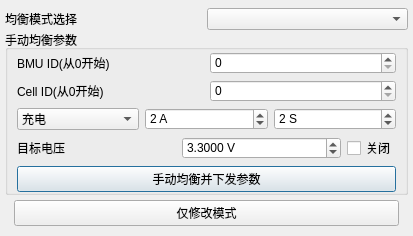
This is models/frmbalancebox/frmbalancebox.ui in Shogpe/bmsTool as Qt 5 draws it before an edit. The edited form follows.
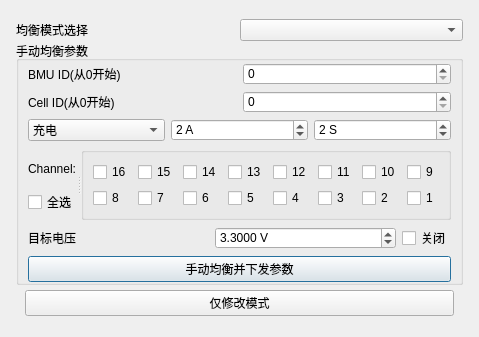
This is the edited form.

The edit to the form file:
```diff
--- a/models/frmbalancebox/frmbalancebox.ui
+++ b/models/frmbalancebox/frmbalancebox.ui
@@ -9,8 +9,8 @@
    <rect>
     <x>0</x>
     <y>0</y>
-    <width>413</width>
-    <height>214</height>
+    <width>449</width>
+    <height>304</height>
    </rect>
   </property>
   <property name="sizePolicy">
@@ -20,25 +20,13 @@
    </sizepolicy>
   </property>
   <layout class="QHBoxLayout" name="horizontalLayout">
-   <property name="spacing">
-    <number>0</number>
-   </property>
-   <property name="leftMargin">
-    <number>0</number>
-   </property>
-   <property name="topMargin">
-    <number>0</number>
-   </property>
-   <property name="rightMargin">
-    <number>0</number>
-   </property>
-   <property name="bottomMargin">
-    <number>0</number>
+   <property name="sizeConstraint">
+    <enum>QLayout::SetFixedSize</enum>
    </property>
    <item>
     <widget class="QGroupBox" name="groupBox">
      <property name="sizePolicy">
-      <sizepolicy hsizetype="Expanding" vsizetype="Preferred">
+      <sizepolicy hsizetype="Preferred" vsizetype="Preferred">
        <horstretch>0</horstretch>
        <verstretch>0</verstretch>
       </sizepolicy>
@@ -143,6 +131,12 @@
               </property>
               <item>
                <widget class="QLabel" name="label_3">
+                <property name="sizePolicy">
+                 <sizepolicy hsizetype="Preferred" vsizetype="Fixed">
+                  <horstretch>0</horstretch>
+                  <verstretch>0</verstretch>
+                 </sizepolicy>
+                </property>
                 <property name="text">
                  <string>BMU ID(从0开始)</string>
                 </property>
@@ -151,7 +145,7 @@
               <item>
                <widget class="QSpinBox" name="BmuID1">
                 <property name="sizePolicy">
-                 <sizepolicy hsizetype="Minimum" vsizetype="Fixed">
+                 <sizepolicy hsizetype="Preferred" vsizetype="Fixed">
                   <horstretch>0</horstretch>
                   <verstretch>0</verstretch>
                  </sizepolicy>
@@ -178,6 +172,12 @@
               </property>
               <item>
                <widget class="QLabel" name="label">
+                <property name="sizePolicy">
+                 <sizepolicy hsizetype="Preferred" vsizetype="Fixed">
+                  <horstretch>0</horstretch>
+                  <verstretch>0</verstretch>
+                 </sizepolicy>
+                </property>
                 <property name="text">
                  <string>Cell ID(从0开始)</string>
                 </property>
@@ -186,7 +186,7 @@
               <item>
                <widget class="QSpinBox" name="CellID">
                 <property name="sizePolicy">
-                 <sizepolicy hsizetype="Minimum" vsizetype="Fixed">
+                 <sizepolicy hsizetype="Preferred" vsizetype="Fixed">
                   <horstretch>0</horstretch>
                   <verstretch>0</verstretch>
                  </sizepolicy>
@@ -231,7 +231,7 @@
               <item>
                <widget class="QDoubleSpinBox" name="doubleI">
                 <property name="sizePolicy">
-                 <sizepolicy hsizetype="Minimum" vsizetype="Fixed">
+                 <sizepolicy hsizetype="Preferred" vsizetype="Fixed">
                   <horstretch>0</horstretch>
                   <verstretch>0</verstretch>
                  </sizepolicy>
@@ -256,7 +256,7 @@
               <item>
                <widget class="QSpinBox" name="time">
                 <property name="sizePolicy">
-                 <sizepolicy hsizetype="Minimum" vsizetype="Fixed">
+                 <sizepolicy hsizetype="Preferred" vsizetype="Fixed">
                   <horstretch>0</horstretch>
                   <verstretch>0</verstretch>
                  </sizepolicy>
@@ -278,6 +278,162 @@
              </layout>
             </widget>
            </item>
+           <item>
+            <widget class="QSplitter" name="splitter_manual_V460">
+             <property name="sizePolicy">
+              <sizepolicy hsizetype="Preferred" vsizetype="Preferred">
+               <horstretch>0</horstretch>
+               <verstretch>0</verstretch>
+              </sizepolicy>
+             </property>
+             <property name="orientation">
+              <enum>Qt::Horizontal</enum>
+             </property>
+             <widget class="QWidget" name="layoutWidget">
+              <layout class="QVBoxLayout" name="verticalLayout_2">
+               <property name="topMargin">
+                <number>6</number>
+               </property>
+               <property name="bottomMargin">
+                <number>6</number>
+               </property>
+               <item>
+                <widget class="QLabel" name="label_20">
+                 <property name="text">
+                  <string>Channel:</string>
+                 </property>
+                </widget>
+               </item>
+               <item>
+                <widget class="QCheckBox" name="cb_manual_AllSelect">
+                 <property name="text">
+                  <string>全选</string>
+                 </property>
+                </widget>
+               </item>
+              </layout>
+             </widget>
+             <widget class="QGroupBox" name="gb_Manual_Channel">
+              <property name="title">
+               <string/>
+              </property>
+              <layout class="QGridLayout" name="gridLayout_2">
+               <item row="1" column="0">
+                <widget class="QCheckBox" name="cb16_17">
+                 <property name="text">
+                  <string>8</string>
+                 </property>
+                </widget>
+               </item>
+               <item row="0" column="5">
+                <widget class="QCheckBox" name="cb16_7">
+                 <property name="text">
+                  <string>11</string>
+                 </property>
+                </widget>
+               </item>
+               <item row="0" column="4">
+                <widget class="QCheckBox" name="cb16_19">
+                 <property name="text">
+                  <string>12</string>
+                 </property>
+                </widget>
+               </item>
+               <item row="0" column="0">
+                <widget class="QCheckBox" name="cb16_20">
+                 <property name="text">
+                  <string>16</string>
+                 </property>
+                </widget>
+               </item>
+               <item row="1" column="5">
+                <widget class="QCheckBox" name="cb16_21">
+                 <property name="text">
+                  <string>3</string>
+                 </property>
+                </widget>
+               </item>
+               <item row="1" column="6">
+                <widget class="QCheckBox" name="cb16_22">
+                 <property name="text">
+                  <string>2</string>
+                 </property>
+                </widget>
+               </item>
+               <item row="1" column="2">
+                <widget class="QCheckBox" name="cb16_23">
+                 <property name="text">
+                  <string>6</string>
+                 </property>
+                </widget>
+               </item>
+               <item row="0" column="3">
+                <widget class="QCheckBox" name="cb16_24">
+                 <property name="text">
+                  <string>13</string>
+                 </property>
+                </widget>
+               </item>
+               <item row="1" column="1">
+                <widget class="QCheckBox" name="cb16_25">
+                 <property name="text">
+                  <string>7</string>
+                 </property>
+                </widget>
+               </item>
+               <item row="0" column="6">
+                <widget class="QCheckBox" name="cb16_26">
+                 <property name="text">
+                  <string>10</string>
+                 </property>
+                </widget>
+               </item>
+               <item row="1" column="3">
+                <widget class="QCheckBox" name="cb16_27">
+                 <property name="text">
+                  <string>5</string>
+                 </property>
+                </widget>
+               </item>
+               <item row="1" column="7">
+                <widget class="QCheckBox" name="cb16_28">
+                 <property name="text">
+                  <string>1</string>
+                 </property>
+                </widget>
+               </item>
+               <item row="0" column="1">
+                <widget class="QCheckBox" name="cb16_29">
+                 <property name="text">
+                  <string>15</string>
+                 </property>
+                </widget>
+               </item>
+               <item row="0" column="7">
+                <widget class="QCheckBox" name="cb16_30">
+                 <property name="text">
+                  <string>9</string>
+                 </property>
+                </widget>
+               </item>
+               <item row="0" column="2">
+                <widget class="QCheckBox" name="cb16_31">
+                 <property name="text">
+                  <string>14</string>
+                 </property>
+                </widget>
+               </item>
+               <item row="1" column="4">
+                <widget class="QCheckBox" name="cb16_32">
+                 <property name="text">
+                  <string>4</string>
+                 </property>
+                </widget>
+               </item>
+              </layout>
+             </widget>
+            </widget>
+           </item>
            <item>
             <widget class="QWidget" name="wTagetU" native="true">
              <layout class="QHBoxLayout" name="horizontalLayout_10">
@@ -295,6 +451,12 @@
               </property>
               <item>
                <widget class="QLabel" name="label_6">
+                <property name="sizePolicy">
+                 <sizepolicy hsizetype="Preferred" vsizetype="Fixed">
+                  <horstretch>0</horstretch>
+                  <verstretch>0</verstretch>
+                 </sizepolicy>
+                </property>
                 <property name="text">
                  <string>目标电压</string>
                 </property>
@@ -303,7 +465,7 @@
               <item>
                <widget class="QDoubleSpinBox" name="targetU">
                 <property name="sizePolicy">
-                 <sizepolicy hsizetype="Minimum" vsizetype="Fixed">
+                 <sizepolicy hsizetype="Preferred" vsizetype="Fixed">
                   <horstretch>0</horstretch>
                   <verstretch>0</verstretch>
                  </sizepolicy>
@@ -345,6 +507,12 @@
             <layout class="QHBoxLayout" name="horizontalLayout_7">
              <item>
               <widget class="QPushButton" name="btnManually">
+               <property name="sizePolicy">
+                <sizepolicy hsizetype="Preferred" vsizetype="Preferred">
+                 <horstretch>0</horstretch>
+                 <verstretch>0</verstretch>
+                </sizepolicy>
+               </property>
                <property name="text">
                 <string>手动均衡并下发参数</string>
                </property>
@@ -373,6 +541,12 @@
         </property>
         <item>
          <widget class="QPushButton" name="btnMode">
+          <property name="sizePolicy">
+           <sizepolicy hsizetype="Preferred" vsizetype="Fixed">
+            <horstretch>0</horstretch>
+            <verstretch>0</verstretch>
+           </sizepolicy>
+          </property>
           <property name="text">
            <string>仅修改模式</string>
           </property>
@@ -383,19 +557,6 @@
         </item>
        </layout>
       </item>
-      <item>
-       <spacer name="verticalSpacer">
-        <property name="orientation">
-         <enum>Qt::Vertical</enum>
-        </property>
-        <property name="sizeHint" stdset="0">
-         <size>
-          <width>20</width>
-          <height>40</height>
-         </size>
-        </property>
-       </spacer>
-      </item>
      </layout>
     </widget>
    </item>
```
